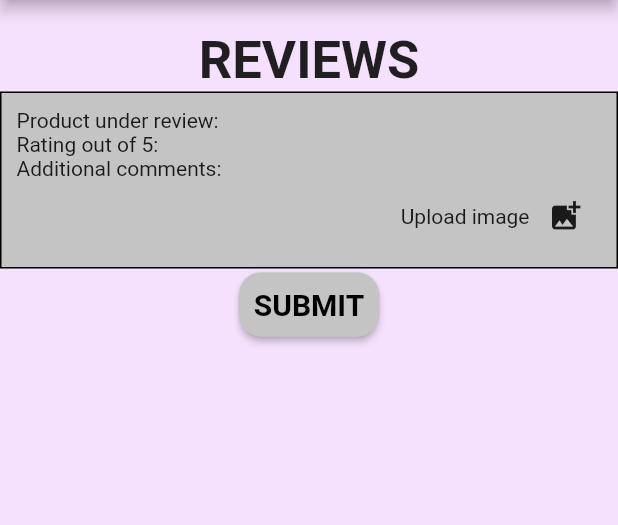
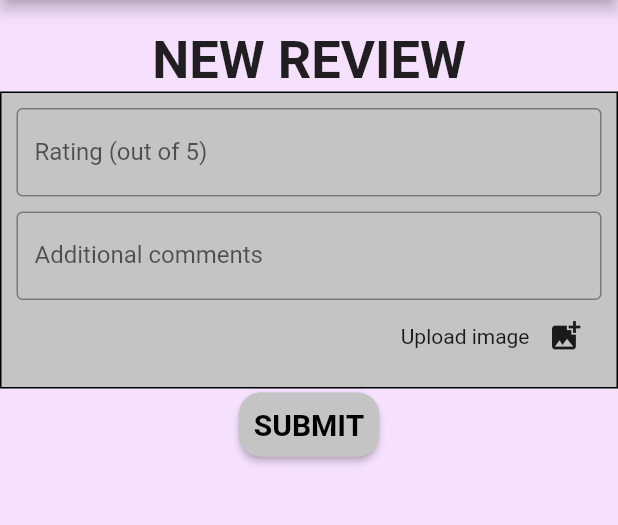
Before and after one commit to nathanjulian/bptest_app, a Flutter app: the NewReviewScreen screen opened by its route, on a phone screen of 412 x 824 dp, the part 84-609 px from its top. Run offline on Flutter 3.47's test engine with Material 2 defaults, Android fonts, the phone set to English and light mode, and no system bars; our stand-ins replace cloud_firestore, firebase_auth, google_sign_in; missing offline and left inert: flutter_webview_plugin; accounts and stored records are empty.

Commit message:
Update newReview_screen.dart

```diff
--- a/lib/screens/newReview_screen.dart
+++ b/lib/screens/newReview_screen.dart
@@ -11,6 +11,11 @@ class NewReviewScreen extends StatefulWidget {
 class _NewReviewScreenState extends State<NewReviewScreen> {
 
   final AuthService _auth = AuthService();
+  final _formKey = GlobalKey<FormState>();
+
+  String rating = '';
+  int ratingInt = 0;
+  String comments = '';
 
   @override
   Widget build(BuildContext context) {
@@ -52,19 +57,41 @@ class _NewReviewScreenState extends State<NewReviewScreen> {
         child: Column(
 
           children: [
-            Text('REVIEWS', style: kPageHeadingStyle,),
+            Text('NEW REVIEW', style: kPageHeadingStyle,),
             Container(
               padding: EdgeInsets.all(10.0),
               decoration: BoxDecoration(
                   color: kSecondaryColor,
                   border: Border.all(color: Colors.black)
               ),
-              child: Column(
-                crossAxisAlignment: CrossAxisAlignment.start,
-                children: [
-                  Text('Product under review: '),
-                  Text('Rating out of 5: '),
-                  Text('Additional comments:'),
+              child: Form(
+                key: _formKey,
+                child: Column(
+                  crossAxisAlignment: CrossAxisAlignment.start,
+                  children: [
+                    TextFormField(
+                      validator: (val) =>
+                      int.parse(val)>5 || val.isEmpty ? 'Give a rating between 0-5' : null,
+                      decoration: InputDecoration(
+                        focusColor: Colors.white,
+                        border: OutlineInputBorder(),
+                        labelText: 'Rating (out of 5)',
+                      ),
+                      onChanged: (val) {
+                        setState(() => rating = val);
+                      },
+                    ),
+                    SizedBox(height: 10.0,),
+                    TextFormField(
+                      decoration: InputDecoration(
+                        fillColor: Colors.white,
+                        border: OutlineInputBorder(),
+                        labelText: 'Additional comments',
+                      ),
+                      onChanged: (val) {
+                        setState(() => comments = val);
+                      },
+                    ),
                   Row(
                     mainAxisAlignment: MainAxisAlignment.end,
                     children: [
@@ -73,10 +100,11 @@ class _NewReviewScreenState extends State<NewReviewScreen> {
                     ],
                   ),
                 ],
+                ),
               ),
             ),
             PageButton(
-              press: () {},
+              press: () {_formKey.currentState.validate();},
               text: 'SUBMIT',
             ),
           ],
```
